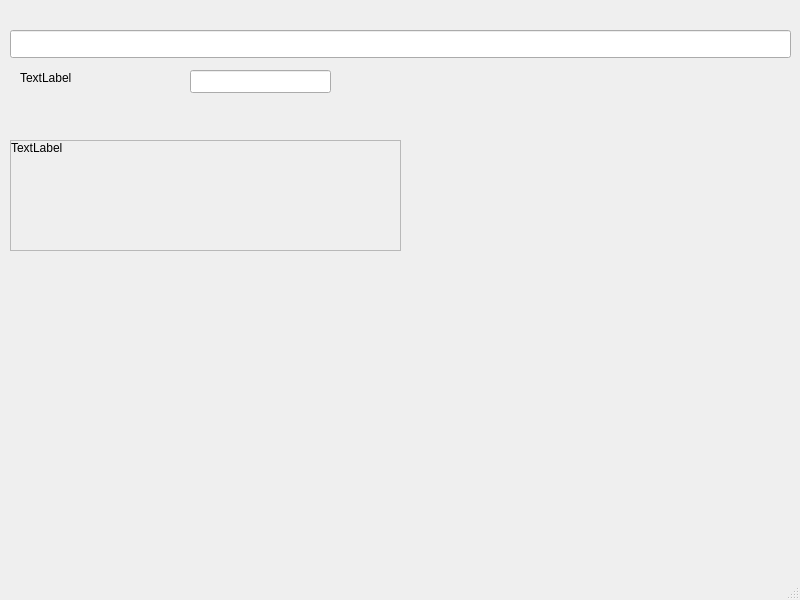
The window that mainwindow.ui (ruanodowd/zork_ruan) describes before a commit, drawn with Qt 5.
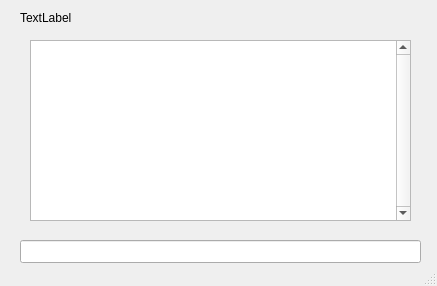
The same window after the commit.

The edit to the form file:
```diff
--- a/mainwindow.ui
+++ b/mainwindow.ui
@@ -6,29 +6,19 @@
    <rect>
     <x>0</x>
     <y>0</y>
-    <width>800</width>
-    <height>600</height>
+    <width>437</width>
+    <height>286</height>
    </rect>
   </property>
   <property name="windowTitle">
    <string>Mia's Adventure</string>
   </property>
   <widget class="QWidget" name="centralwidget">
-   <widget class="QLineEdit" name="lineEdit">
-    <property name="geometry">
-     <rect>
-      <x>10</x>
-      <y>30</y>
-      <width>781</width>
-      <height>28</height>
-     </rect>
-    </property>
-   </widget>
    <widget class="QLabel" name="label20">
     <property name="geometry">
      <rect>
       <x>20</x>
-      <y>70</y>
+      <y>10</y>
       <width>191</width>
       <height>16</height>
      </rect>
@@ -37,72 +27,55 @@
      <string>TextLabel</string>
     </property>
    </widget>
-   <widget class="QLineEdit" name="log1">
+   <widget class="QLineEdit" name="lineEdit">
     <property name="geometry">
      <rect>
-      <x>190</x>
-      <y>70</y>
-      <width>141</width>
+      <x>20</x>
+      <y>240</y>
+      <width>401</width>
       <height>23</height>
      </rect>
     </property>
-    <property name="sizePolicy">
-     <sizepolicy hsizetype="Fixed" vsizetype="Expanding">
-      <horstretch>0</horstretch>
-      <verstretch>0</verstretch>
-     </sizepolicy>
+   </widget>
+   <widget class="QTextEdit" name="log">
+    <property name="geometry">
+     <rect>
+      <x>30</x>
+      <y>40</y>
+      <width>381</width>
+      <height>181</height>
+     </rect>
     </property>
-    <property name="sizeIncrement">
-     <size>
-      <width>0</width>
-      <height>12</height>
-     </size>
+    <property name="font">
+     <font>
+      <family>8514oem</family>
+      <pointsize>15</pointsize>
+     </font>
+    </property>
+    <property name="verticalScrollBarPolicy">
+     <enum>Qt::ScrollBarAlwaysOn</enum>
+    </property>
+    <property name="horizontalScrollBarPolicy">
+     <enum>Qt::ScrollBarAlwaysOff</enum>
+    </property>
+    <property name="sizeAdjustPolicy">
+     <enum>QAbstractScrollArea::AdjustToContents</enum>
+    </property>
+    <property name="autoFormatting">
+     <set>QTextEdit::AutoNone</set>
+    </property>
+    <property name="tabChangesFocus">
+     <bool>false</bool>
+    </property>
+    <property name="undoRedoEnabled">
+     <bool>false</bool>
     </property>
     <property name="readOnly">
      <bool>true</bool>
     </property>
-    <property name="placeholderText">
-     <string/>
-    </property>
-   </widget>
-   <widget class="QScrollArea" name="scrollArea">
-    <property name="geometry">
-     <rect>
-      <x>10</x>
-      <y>140</y>
-      <width>391</width>
-      <height>111</height>
-     </rect>
-    </property>
-    <property name="widgetResizable">
+    <property name="overwriteMode">
      <bool>true</bool>
     </property>
-    <widget class="QWidget" name="scrollAreaWidgetContents">
-     <property name="geometry">
-      <rect>
-       <x>0</x>
-       <y>0</y>
-       <width>389</width>
-       <height>109</height>
-      </rect>
-     </property>
-     <widget class="QLabel" name="log">
-      <property name="geometry">
-       <rect>
-        <x>0</x>
-        <y>0</y>
-        <width>401</width>
-        <height>131</height>
-       </rect>
-      </property>
-      <property name="text">
-       <string>TextLabel</string>
-      </property>
-      <property name="alignment">
-       <set>Qt::AlignLeading|Qt::AlignLeft|Qt::AlignTop</set>
-      </property>
-     </widget>
-    </widget>
    </widget>
   </widget>
   <widget class="QStatusBar" name="statusbar"/>
```
